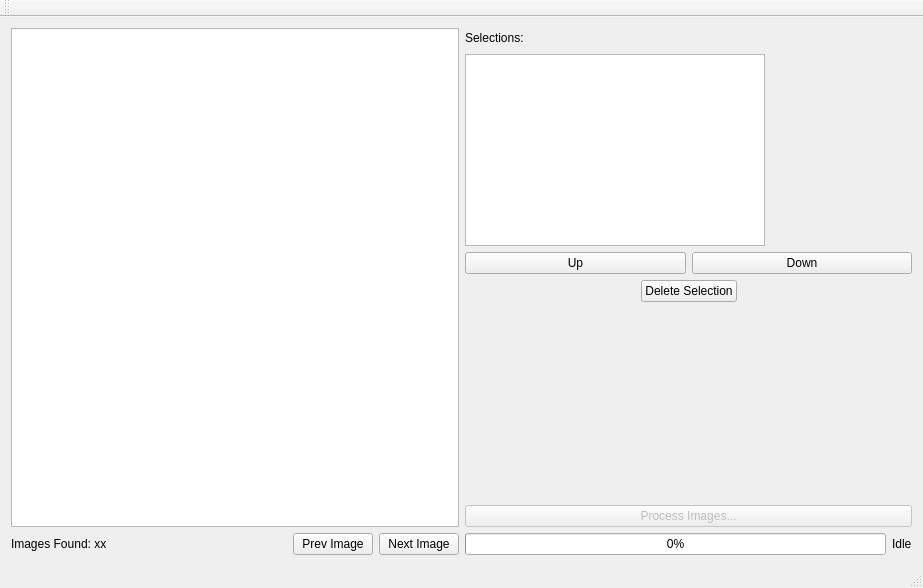
First picture: the form in BookScannerPageFixer/PageFixer/MainWindow.ui, repository mwales/android, before the edit.
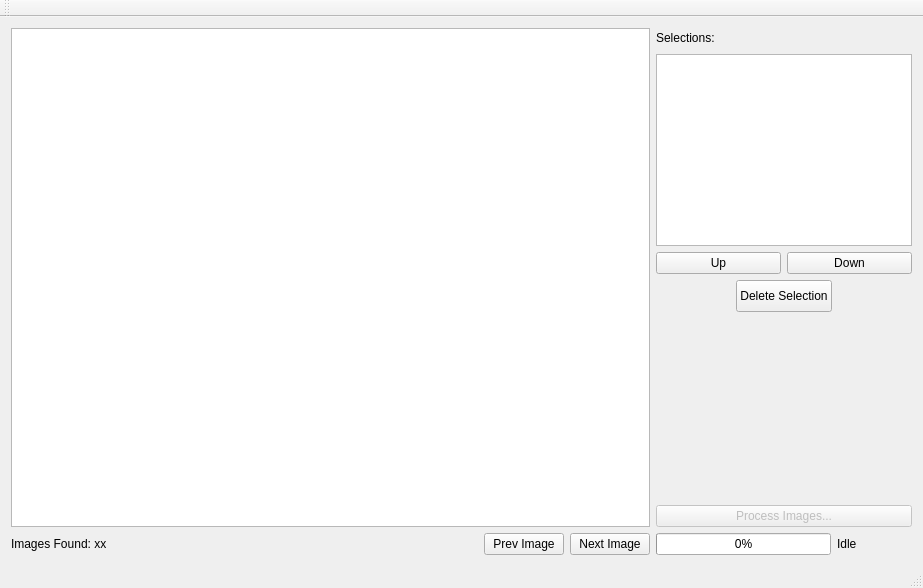
Second picture: the form after the edit. Icons and pictures are not drawn. Custom widgets are drawn as their Qt base class.

The edit to the form file:
```diff
--- a/BookScannerPageFixer/PageFixer/MainWindow.ui
+++ b/BookScannerPageFixer/PageFixer/MainWindow.ui
@@ -17,8 +17,18 @@
    <layout class="QHBoxLayout" name="horizontalLayout_7">
     <item>
      <layout class="QVBoxLayout" name="verticalLayout_4">
+      <property name="sizeConstraint">
+       <enum>QLayout::SetMaximumSize</enum>
+      </property>
       <item>
-       <widget class="PictureView" name="thePic"/>
+       <widget class="PictureView" name="thePic">
+        <property name="sizePolicy">
+         <sizepolicy hsizetype="Expanding" vsizetype="Expanding">
+          <horstretch>0</horstretch>
+          <verstretch>0</verstretch>
+         </sizepolicy>
+        </property>
+       </widget>
       </item>
       <item>
        <layout class="QHBoxLayout" name="horizontalLayout_6">
@@ -62,9 +72,6 @@
     </item>
     <item>
      <layout class="QVBoxLayout" name="verticalLayout_3">
-      <property name="sizeConstraint">
-       <enum>QLayout::SetMaximumSize</enum>
-      </property>
       <item>
        <layout class="QVBoxLayout" name="verticalLayout">
         <item>
@@ -81,6 +88,9 @@
             <property name="orientation">
              <enum>Qt::Horizontal</enum>
             </property>
+            <property name="sizeType">
+             <enum>QSizePolicy::Minimum</enum>
+            </property>
             <property name="sizeHint" stdset="0">
              <size>
               <width>40</width>
@@ -93,6 +103,12 @@
         </item>
         <item>
          <widget class="QListWidget" name="thePagePoints">
+          <property name="sizePolicy">
+           <sizepolicy hsizetype="Preferred" vsizetype="Expanding">
+            <horstretch>0</horstretch>
+            <verstretch>0</verstretch>
+           </sizepolicy>
+          </property>
           <property name="minimumSize">
            <size>
             <width>200</width>
@@ -101,7 +117,7 @@
           </property>
           <property name="maximumSize">
            <size>
-            <width>300</width>
+            <width>16777215</width>
             <height>16777215</height>
            </size>
           </property>
@@ -111,6 +127,18 @@
          <layout class="QHBoxLayout" name="horizontalLayout_2">
           <item>
            <widget class="QPushButton" name="theUpButton">
+            <property name="sizePolicy">
+             <sizepolicy hsizetype="Maximum" vsizetype="Fixed">
+              <horstretch>0</horstretch>
+              <verstretch>0</verstretch>
+             </sizepolicy>
+            </property>
+            <property name="maximumSize">
+             <size>
+              <width>145</width>
+              <height>16777215</height>
+             </size>
+            </property>
             <property name="text">
              <string>Up</string>
             </property>
@@ -122,6 +150,18 @@
           </item>
           <item>
            <widget class="QPushButton" name="theDownButton">
+            <property name="sizePolicy">
+             <sizepolicy hsizetype="Maximum" vsizetype="Fixed">
+              <horstretch>0</horstretch>
+              <verstretch>0</verstretch>
+             </sizepolicy>
+            </property>
+            <property name="maximumSize">
+             <size>
+              <width>145</width>
+              <height>16777215</height>
+             </size>
+            </property>
             <property name="text">
              <string>Down</string>
             </property>
@@ -140,6 +180,9 @@
             <property name="orientation">
              <enum>Qt::Horizontal</enum>
             </property>
+            <property name="sizeType">
+             <enum>QSizePolicy::Minimum</enum>
+            </property>
             <property name="sizeHint" stdset="0">
              <size>
               <width>40</width>
@@ -150,6 +193,18 @@
           </item>
           <item>
            <widget class="QPushButton" name="theDeleteButton">
+            <property name="sizePolicy">
+             <sizepolicy hsizetype="Maximum" vsizetype="Fixed">
+              <horstretch>0</horstretch>
+              <verstretch>0</verstretch>
+             </sizepolicy>
+            </property>
+            <property name="minimumSize">
+             <size>
+              <width>0</width>
+              <height>32</height>
+             </size>
+            </property>
             <property name="text">
              <string>Delete Selection</string>
             </property>
@@ -160,6 +215,9 @@
             <property name="orientation">
              <enum>Qt::Horizontal</enum>
             </property>
+            <property name="sizeType">
+             <enum>QSizePolicy::Minimum</enum>
+            </property>
             <property name="sizeHint" stdset="0">
              <size>
               <width>40</width>
@@ -194,6 +252,18 @@
             <property name="enabled">
              <bool>false</bool>
             </property>
+            <property name="sizePolicy">
+             <sizepolicy hsizetype="Maximum" vsizetype="Fixed">
+              <horstretch>0</horstretch>
+              <verstretch>0</verstretch>
+             </sizepolicy>
+            </property>
+            <property name="maximumSize">
+             <size>
+              <width>300</width>
+              <height>16777215</height>
+             </size>
+            </property>
             <property name="text">
              <string>Process Images...</string>
             </property>
@@ -203,6 +273,12 @@
            <layout class="QHBoxLayout" name="horizontalLayout_4">
             <item>
              <widget class="QProgressBar" name="theImagesProcessedPb">
+              <property name="sizePolicy">
+               <sizepolicy hsizetype="Preferred" vsizetype="Fixed">
+                <horstretch>0</horstretch>
+                <verstretch>0</verstretch>
+               </sizepolicy>
+              </property>
               <property name="value">
                <number>0</number>
               </property>
@@ -210,6 +286,12 @@
             </item>
             <item>
              <widget class="QLabel" name="theImagesProcessedLabel">
+              <property name="maximumSize">
+               <size>
+                <width>75</width>
+                <height>16777215</height>
+               </size>
+              </property>
               <property name="text">
                <string>Idle</string>
               </property>
```
